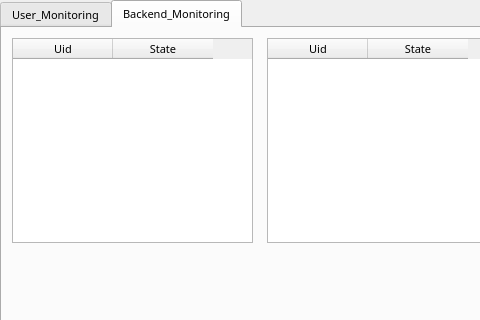
This is mainwindow.ui in ydu016/PC_Android_server as Qt 5 draws it before an edit; both pictures show x 0 to 480 and y 0 to 320 of the 800 by 500 pixel window. The edited form follows.
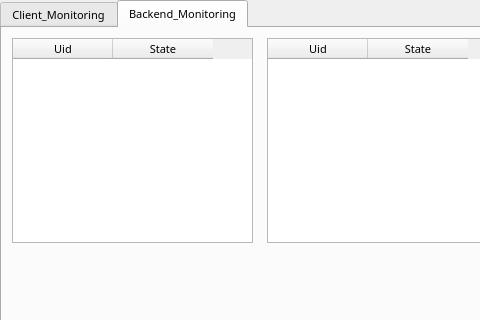
This is the edited form. The open tabs and pages were chosen to show the change.

```diff
--- a/mainwindow.ui
+++ b/mainwindow.ui
@@ -34,7 +34,7 @@
     </property>
     <widget class="QWidget" name="tab_1">
      <attribute name="title">
-      <string>User_Monitoring</string>
+      <string>Client_Monitoring</string>
      </attribute>
      <widget class="QTableWidget" name="socketTableWidget_2">
       <property name="geometry">
```
Left out of the diff: 18 changed lines with no effect on the pictures.
